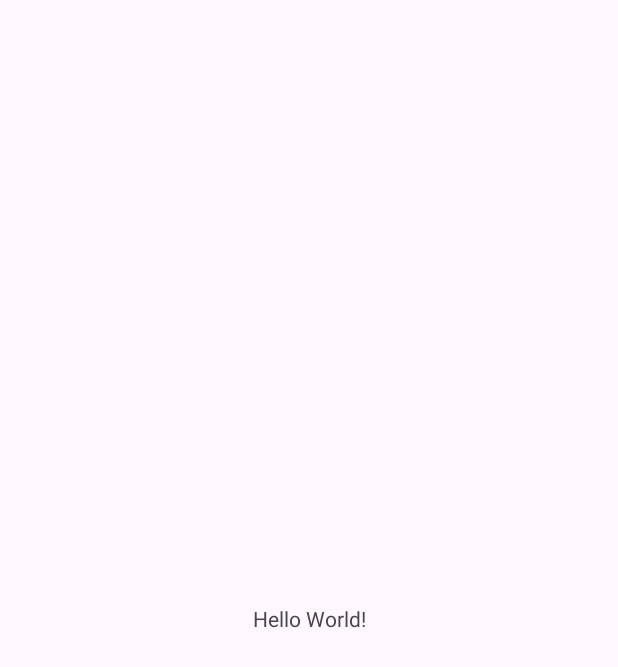
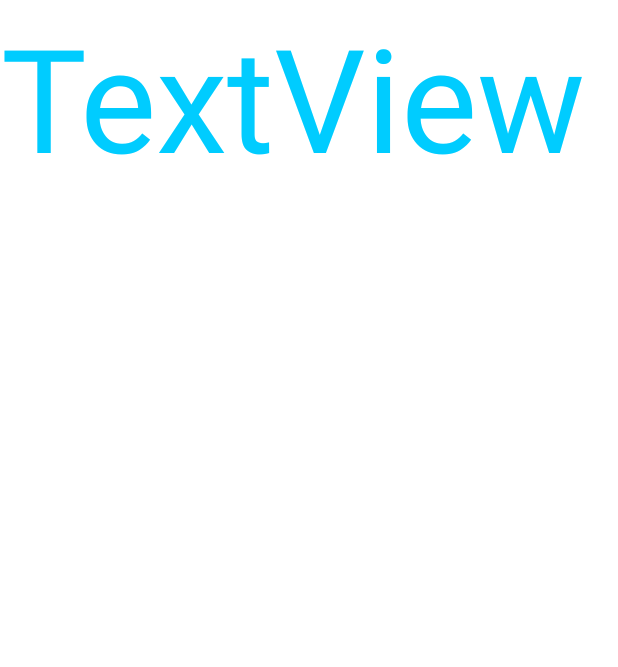
Before and after one commit to tankoman228/MDK_S7, an Android app: the screen it shows after launch (MainActivity before the commit, ActivityOnBoard after it), on a phone screen of 412 x 824 dp. Before the commit the part shown is almost empty. Shown: the top 667 px of the screen. Run offline under Robolectric (Android 15) with nearby library versions, the phone set to English and light mode, and no system bars.

```diff
--- a/app/src/main/java/com/example/mdk_s7/MainActivity.java
+++ b/app/src/main/java/com/example/mdk_s7/ActivityEmailCode.java
@@ -4,12 +4,13 @@ import androidx.appcompat.app.AppCompatActivity;
 
 import android.os.Bundle;
 
-public class MainActivity extends AppCompatActivity {
+public class ActivityEmailCode extends AppCompatActivity {
 
     @Override
     protected void onCreate(Bundle savedInstanceState) {
         super.onCreate(savedInstanceState);
-        setContentView(R.layout.activity_main);
-        //Паша Паша лысый гей, он родил Бабушку
+        setContentView(R.layout.activity_email_code);
+
+        getWindow().setBackgroundDrawable(getResources().getDrawable(R.color.white));
     }
 }
--- /dev/null
+++ b/app/src/main/java/com/example/mdk_s7/ActivityOnBoard.java
@@ -0,0 +1,17 @@
+package com.example.mdk_s7;
+
+import androidx.appcompat.app.AppCompatActivity;
+
+import android.graphics.Color;
+import android.os.Bundle;
+
+public class ActivityOnBoard extends AppCompatActivity {
+
+    @Override
+    protected void onCreate(Bundle savedInstanceState) {
+        super.onCreate(savedInstanceState);
+        setContentView(R.layout.activity_acivity_onboard);
+
+        getWindow().setBackgroundDrawable(getResources().getDrawable(R.color.white));
+    }
+}
--- /dev/null
+++ b/app/src/main/res/layout/activity_acivity_onboard.xml
@@ -0,0 +1,21 @@
+<?xml version="1.0" encoding="utf-8"?>
+<androidx.constraintlayout.widget.ConstraintLayout xmlns:android="http://schemas.android.com/apk/res/android"
+    xmlns:app="http://schemas.android.com/apk/res-auto"
+    xmlns:tools="http://schemas.android.com/tools"
+    android:layout_width="match_parent"
+    android:layout_height="match_parent"
+    tools:context=".ActivityOnBoard">
+
+    <TextView
+        android:id="@+id/textView"
+        android:layout_width="wrap_content"
+        android:layout_height="wrap_content"
+        android:layout_marginEnd="21dp"
+        android:text="TextView"
+        android:textColor="#00CCFF"
+        android:textSize="96sp"
+        app:layout_constraintEnd_toEndOf="parent"
+        app:layout_constraintStart_toStartOf="parent"
+        app:layout_constraintTop_toTopOf="parent" />
+
+</androidx.constraintlayout.widget.ConstraintLayout>
--- a/app/src/main/res/layout/activity_main.xml
+++ b/app/src/main/res/layout/activity_create_password.xml
@@ -4,15 +4,6 @@
     xmlns:tools="http://schemas.android.com/tools"
     android:layout_width="match_parent"
     android:layout_height="match_parent"
-    tools:context=".MainActivity">
-
-    <TextView
-        android:layout_width="wrap_content"
-        android:layout_height="wrap_content"
-        android:text="Hello World!"
-        app:layout_constraintBottom_toBottomOf="parent"
-        app:layout_constraintEnd_toEndOf="parent"
-        app:layout_constraintStart_toStartOf="parent"
-        app:layout_constraintTop_toTopOf="parent" />
+    tools:context=".ActivityCreatePassword">
 
 </androidx.constraintlayout.widget.ConstraintLayout>
--- /dev/null
+++ b/app/src/main/res/values/styles.xml
@@ -0,0 +1,10 @@
+<?xml version="1.0" encoding="utf-8"?>
+<resources>
+    <style name="splash_theme" parent="Theme.AppCompat.NoActionBar">
+        <item name="android:windowBackground">@drawable/ic_launcher_background</item>
+    </style>
+
+    <style name="basic_theme" parent="@style/Theme.MDK_S7">
+        <item name="android:statusBarColor">#A7B7BB</item>
+    </style>
+</resources>
```
Also changed, not shown: app/src/main/AndroidManifest.xml (+19 -3 lines), app/src/main/java/com/example/mdk_s7/ActivityCreateCard.java (added, +16 -0 lines), app/src/main/java/com/example/mdk_s7/ActivityCreatePassword.java (added, +16 -0 lines), app/src/main/java/com/example/mdk_s7/ActivityLoginOrRegister.java (added, +16 -0 lines), app/src/main/res/layout/activity_create_card.xml (added, +9 -0 lines), app/src/main/res/layout/activity_email_code.xml (added, +9 -0 lines), app/src/main/res/layout/activity_login_or_register.xml (added, +9 -0 lines).
